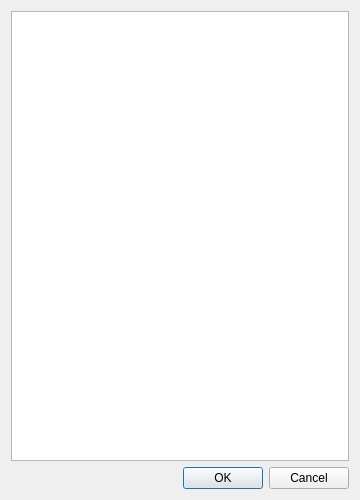
First picture: the form in anymeal/category_picker.ui, repository wedesoft/anymeal, before the edit.
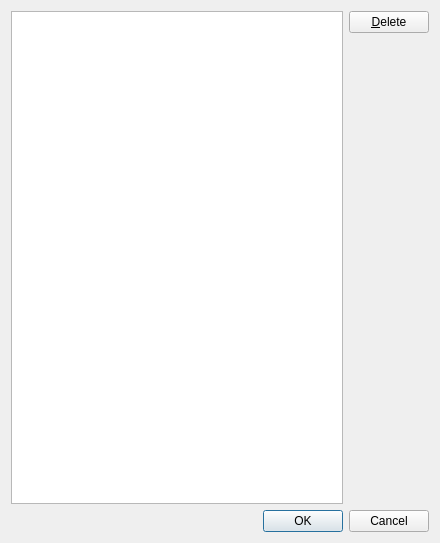
Second picture: the form after the edit.

What changed in the file:
```diff
--- a/anymeal/category_picker.ui
+++ b/anymeal/category_picker.ui
@@ -6,14 +6,16 @@
    <rect>
     <x>0</x>
     <y>0</y>
-    <width>360</width>
-    <height>500</height>
+    <width>440</width>
+    <height>543</height>
    </rect>
   </property>
   <property name="windowTitle">
    <string>Category Picker</string>
   </property>
-  <layout class="QVBoxLayout" name="verticalLayout">
+  <layout class="QVBoxLayout" name="verticalLayout_2">
+   <item>
+    <layout class="QHBoxLayout" name="horizontalLayout">
    <item>
     <widget class="QTableView" name="category_table">
      <property name="selectionMode">
@@ -26,6 +28,32 @@
       <bool>true</bool>
      </property>
     </widget>
+     </item>
+     <item>
+      <layout class="QVBoxLayout" name="verticalLayout">
+       <item>
+        <widget class="QPushButton" name="delete_button">
+         <property name="text">
+          <string>&amp;Delete</string>
+         </property>
+        </widget>
+       </item>
+       <item>
+        <spacer name="verticalSpacer">
+         <property name="orientation">
+          <enum>Qt::Vertical</enum>
+         </property>
+         <property name="sizeHint" stdset="0">
+          <size>
+           <width>20</width>
+           <height>40</height>
+          </size>
+         </property>
+        </spacer>
+       </item>
+      </layout>
+     </item>
+    </layout>
    </item>
    <item>
     <widget class="QDialogButtonBox" name="button_box">
```
Left out of the diff: 2 changed lines with no effect on the pictures. Lines whose indentation alone changed are shown as unchanged.
